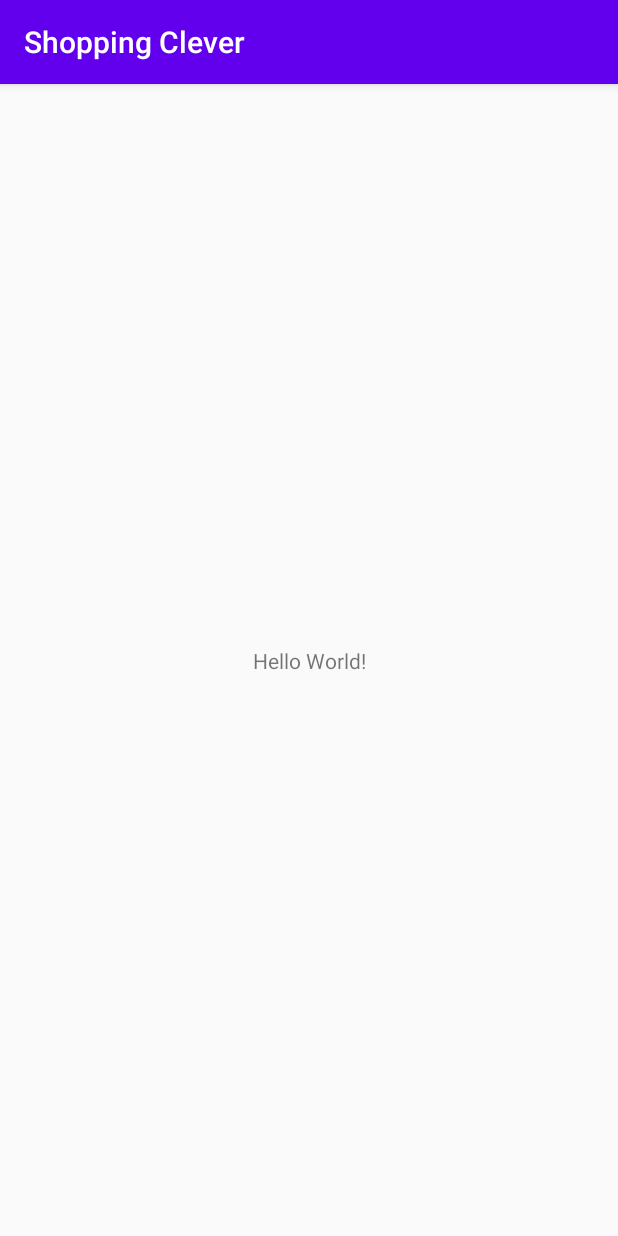
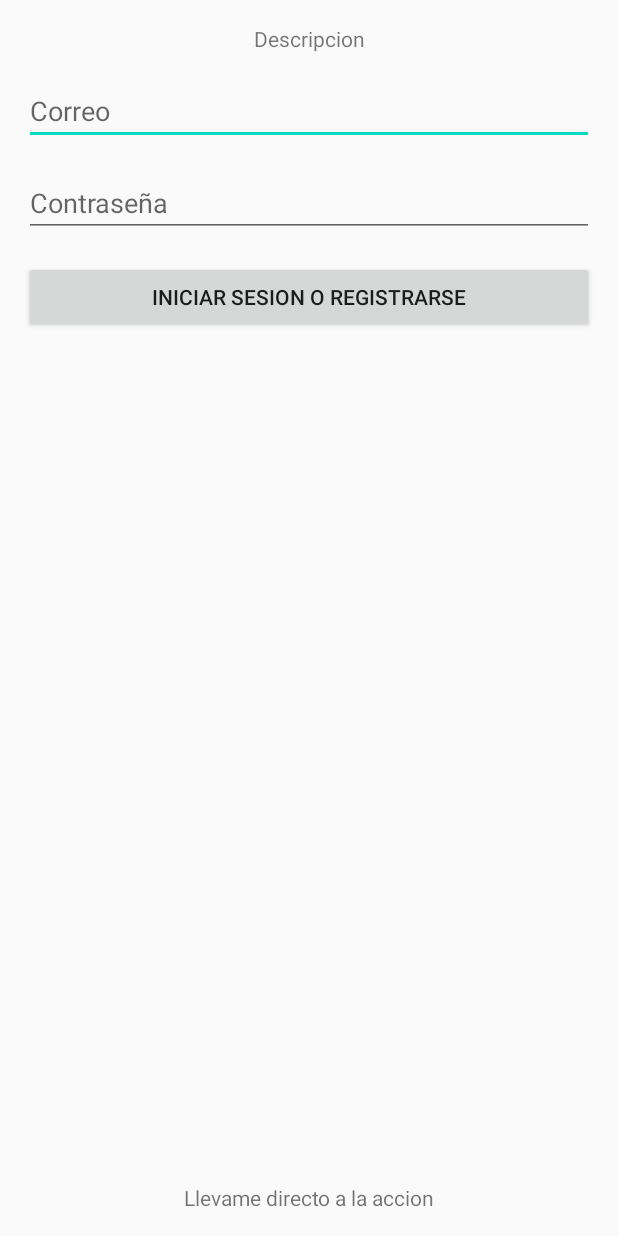
Before and after one commit to michelolvera/Shopping-Clever, an Android app: the screen it shows after launch (MainActivity), on a phone screen of 412 x 824 dp. Run offline under Robolectric (Android 15) with nearby library versions, the phone set to English and light mode, and no system bars; our stand-ins replace Firebase (no records; nobody signed in at launch, a user with empty details on screens opened directly).

Commit message:
First login.

```diff
--- a/app/src/main/AndroidManifest.xml
+++ b/app/src/main/AndroidManifest.xml
@@ -12,7 +12,8 @@
             android:roundIcon="@mipmap/ic_launcher_round"
             android:supportsRtl="true"
             android:theme="@style/AppTheme">
-        <activity android:name=".MainActivity">
+        <activity android:name=".MainActivity"
+        android:theme="@style/SplashTheme">
             <intent-filter>
                 <action android:name="android.intent.action.MAIN"/>
 
--- a/app/src/main/java/dev/michelolvera/shoppingclever/MainActivity.kt
+++ b/app/src/main/java/dev/michelolvera/shoppingclever/MainActivity.kt
@@ -2,10 +2,68 @@ package dev.michelolvera.shoppingclever
 
 import androidx.appcompat.app.AppCompatActivity
 import android.os.Bundle
+import android.widget.Toast
+import com.google.firebase.auth.FirebaseAuth
+import com.google.firebase.auth.FirebaseAuthInvalidUserException
+import com.google.firebase.auth.FirebaseUser
+import com.google.firebase.auth.ktx.auth
+import com.google.firebase.ktx.Firebase
+import kotlinx.android.synthetic.main.activity_main.*
 
 class MainActivity : AppCompatActivity() {
+    private lateinit var auth: FirebaseAuth
+
     override fun onCreate(savedInstanceState: Bundle?) {
+        auth = Firebase.auth
+        setTheme(R.style.AppThemeNoActionBar)
         super.onCreate(savedInstanceState)
         setContentView(R.layout.activity_main)
+        addActivityListeners()
+    }
+
+    override fun onStart() {
+        super.onStart()
+        val currentUser = auth.currentUser
+        updateUI(currentUser)
+    }
+
+    private fun updateUI(user: FirebaseUser?){
+        user?.let{
+            Toast.makeText(this, "El usuario Existe y es: ${it.displayName}", Toast.LENGTH_SHORT).show()
+        }
+    }
+
+    private fun createAccount(email: String, password: String) {
+        auth.createUserWithEmailAndPassword(email, password)
+            .addOnCompleteListener(this) { task ->
+                if (task.isSuccessful){
+                    Toast.makeText(this, "Usuario Creado", Toast.LENGTH_SHORT).show()
+                }else{
+                    Toast.makeText(this, "Error al crear Usuario ${task.exception}", Toast.LENGTH_SHORT).show()
+                }
+            }
+    }
+
+    private fun signIn(email: String, password: String) {
+        auth.signInWithEmailAndPassword(email, password)
+            .addOnCompleteListener(this) { task ->
+                if (task.isSuccessful){
+                    Toast.makeText(this, "Sesion Iniciada", Toast.LENGTH_SHORT).show()
+                }else{
+                    try {
+                        throw task.exception!!
+                    }catch (e: FirebaseAuthInvalidUserException){
+                        createAccount(email, password)
+                    }catch (e: Exception){
+                        Toast.makeText(this, "Error al Iniciar Sesion: ${task.exception}", Toast.LENGTH_SHORT).show()
+                    }
+                }
+            }
+    }
+
+    private fun addActivityListeners (){
+        buttonLogin.setOnClickListener {
+            signIn(editTextTextEmailAddress.text.toString().trim(), editTextTextPassword.text.toString().trim())
+        }
     }
 }
--- /dev/null
+++ b/app/src/main/res/drawable/splash_background.xml
@@ -0,0 +1,9 @@
+<?xml version="1.0" encoding="utf-8"?>
+<layer-list xmlns:android="http://schemas.android.com/apk/res/android">
+    <item android:drawable="@color/colorAccent" /><!-- color de fondo -->
+    <item>
+        <bitmap
+                android:gravity="center"
+                android:src="@drawable/common_full_open_on_phone" /> <!-- imagen centrada -->
+    </item>
+</layer-list>
--- a/app/src/main/res/layout/activity_main.xml
+++ b/app/src/main/res/layout/activity_main.xml
@@ -5,14 +5,54 @@
         xmlns:app="http://schemas.android.com/apk/res-auto"
         android:layout_width="match_parent"
         android:layout_height="match_parent"
+        android:padding="@dimen/espacio_elementos"
         tools:context=".MainActivity">
     <TextView
             android:layout_width="wrap_content"
             android:layout_height="wrap_content"
-            android:text="Hello World!"
-            app:layout_constraintBottom_toBottomOf="parent"
+            android:text="@string/app_description"
             app:layout_constraintLeft_toLeftOf="parent"
             app:layout_constraintRight_toRightOf="parent"
-            app:layout_constraintTop_toTopOf="parent"/>
+            app:layout_constraintTop_toTopOf="parent"
+            android:id="@+id/textViewDescription"/>
+    <EditText
+            android:layout_width="match_parent"
+            style="@style/MarginElements"
+            android:layout_height="wrap_content"
+            android:inputType="textEmailAddress"
+            android:hint="@string/mail_hint"
+            android:ems="10"
+            app:layout_constraintTop_toBottomOf="@id/textViewDescription"
+            app:layout_constraintLeft_toLeftOf="parent"
+            app:layout_constraintRight_toRightOf="parent"
+            android:id="@+id/editTextTextEmailAddress"/>
+    <EditText
+            android:layout_width="match_parent"
+            android:layout_height="wrap_content"
+            style="@style/MarginElements"
+            android:hint="@string/password_hint"
+            android:inputType="textPassword"
+            android:ems="10"
+            android:id="@+id/editTextTextPassword"
+            app:layout_constraintTop_toBottomOf="@id/editTextTextEmailAddress"
+            app:layout_constraintLeft_toLeftOf="parent"
+            app:layout_constraintRight_toRightOf="parent"/>
+    <Button
+            android:text="@string/login_text"
+            android:layout_width="match_parent"
+            style="@style/MarginElements"
+            android:layout_height="wrap_content"
+            android:id="@+id/buttonLogin"
+            app:layout_constraintTop_toBottomOf="@id/editTextTextPassword"
+            app:layout_constraintLeft_toLeftOf="parent"
+            app:layout_constraintRight_toRightOf="parent"/>
+    <TextView
+            android:layout_width="wrap_content"
+            android:layout_height="wrap_content"
+            android:text="@string/no_register_text"
+            app:layout_constraintLeft_toLeftOf="parent"
+            app:layout_constraintRight_toRightOf="parent"
+            app:layout_constraintBottom_toBottomOf="parent"
+            android:id="@+id/textViewNoLogin"/>
 
 </androidx.constraintlayout.widget.ConstraintLayout>
--- a/app/src/main/res/values/strings.xml
+++ b/app/src/main/res/values/strings.xml
@@ -1,3 +1,8 @@
 <resources>
     <string name="app_name">Shopping Clever</string>
+    <string name="app_description">Descripcion</string>
+    <string name="login_text">Iniciar sesion o registrarse</string>
+    <string name="mail_hint">Correo</string>
+    <string name="password_hint">Contraseña</string>
+    <string name="no_register_text">Llevame directo a la accion</string>
 </resources>
--- a/app/src/main/res/values/styles.xml
+++ b/app/src/main/res/values/styles.xml
@@ -1,10 +1,25 @@
 <resources>
     <!-- Base application theme. -->
-    <style name="AppTheme" parent="Theme.AppCompat.Light.DarkActionBar">
+    <style name="AppTheme" parent="Theme.AppCompat.DayNight.DarkActionBar">
         <!-- Customize your theme here. -->
         <item name="colorPrimary">@color/colorPrimary</item>
         <item name="colorPrimaryDark">@color/colorPrimaryDark</item>
         <item name="colorAccent">@color/colorAccent</item>
     </style>
 
+    <style name="AppThemeNoActionBar" parent="Theme.AppCompat.DayNight.NoActionBar">
+        <!-- Customize your theme here. -->
+        <item name="colorPrimary">@color/colorPrimary</item>
+        <item name="colorPrimaryDark">@color/colorPrimaryDark</item>
+        <item name="colorAccent">@color/colorAccent</item>
+    </style>
+
+    <style name="MarginElements">
+        <item name="android:layout_marginTop">@dimen/espacio_elementos</item>
+    </style>
+
+    <style name="SplashTheme" parent="Theme.AppCompat.NoActionBar">
+        <item name="android:windowBackground">@drawable/splash_background</item>
+    </style>
+
 </resources>
```
